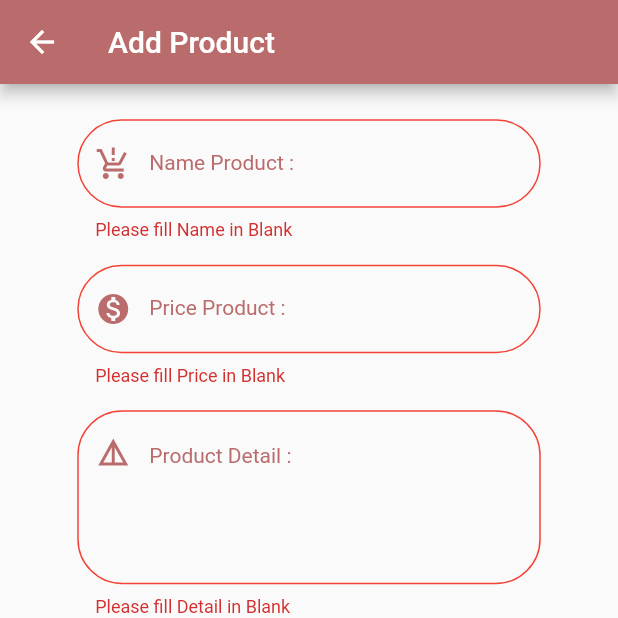
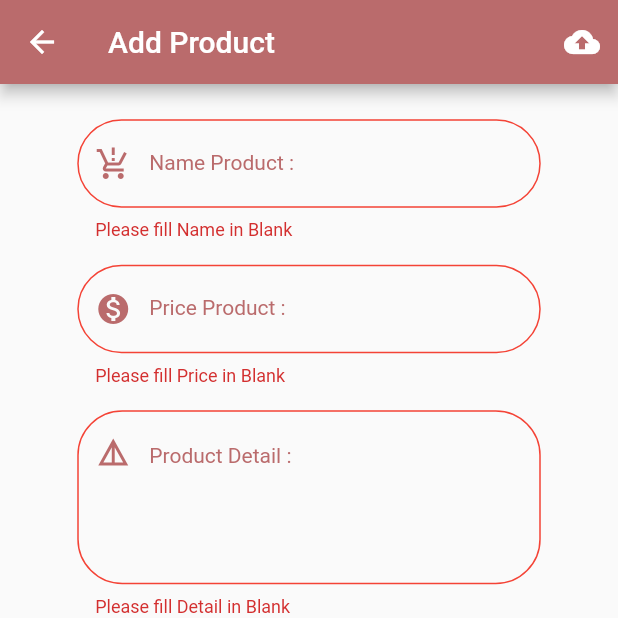
Before and after one commit to poomonlinez4/boneclinicmsu, a Flutter app: the AddProduct screen opened by its route, after a tap on "Add Product", on a phone screen of 412 x 824 dp, the top half of it. Run offline on Flutter 3.47's test engine with Material 2 defaults, Android fonts, the phone set to English and light mode, and no system bars; our stand-ins replace dio, image_picker, shared_preferences; missing offline and left inert: dart:html; accounts and stored records are empty.

Commit message:
update add_product_admin

```diff
--- a/lib/states/add_product.dart
+++ b/lib/states/add_product.dart
@@ -1,10 +1,13 @@
 //import 'dart:js';
 
 import 'dart:io';
+import 'dart:math';
 
 import 'package:boneclinicmsu/unility/my_constant.dart';
+import 'package:boneclinicmsu/unility/my_dialod.dart';
 import 'package:boneclinicmsu/widgets/show_image.dart';
 import 'package:boneclinicmsu/widgets/show_title.dart';
+import 'package:dio/dio.dart';
 import 'package:flutter/material.dart';
 import 'package:image_picker/image_picker.dart';
 
@@ -23,6 +26,7 @@ class _AddProductState extends State<AddProduct> {
   void initState() {
     // TODO: implement initState
     super.initState();
+    initialFile();
   }
 
   void initialFile() {
@@ -35,6 +39,12 @@ class _AddProductState extends State<AddProduct> {
   Widget build(BuildContext context) {
     return Scaffold(
       appBar: AppBar(
+        actions: [
+          IconButton(
+            onPressed: () => processAddProduct(),
+            icon: Icon(Icons.cloud_upload),
+          )
+        ],
         title: Text('Add Product'),
       ),
       body: LayoutBuilder(
@@ -68,11 +78,42 @@ class _AddProductState extends State<AddProduct> {
       child: ElevatedButton(
         style: MyConstant().myButtonStyle2(),
         onPressed: () {
-          if (formKey.currentState!.validate()) {}
+          processAddProduct();
         },
         child: Text('Add Product'),
       ),
     );
+  }
+
+  Future<Null> processAddProduct() async {
+    if (formKey.currentState!.validate()) {
+      bool checkFile = true;
+      for (var item in files) {
+        if (item == null) {
+          checkFile = false;
+        } else {}
+      }
+      if (checkFile) {
+        print('## choose 4 image success');
+        String apiSaveProduct =
+            '${MyConstant.domain}/boneclinic/saveProduct.php';
+
+        for (var item in files) {
+          int i = Random().nextInt(1000000);
+          String nameFile = 'product$i.jpg';
+          Map<String, dynamic> map = {};
+          map['file'] =
+              await MultipartFile.fromFile(item!.path, filename: nameFile);
+          FormData data = FormData.fromMap(map);
+          await Dio()
+              .post(apiSaveProduct, data: data)
+              .then((value) => print('Upload Success'));
+        }
+      } else {
+        MyDialog()
+            .normalDialog(context, 'More Image', 'Please Choose More Image');
+      }
+    }
   }
 
   Future<Null> processImagePicker(ImageSource source, int index) async {
@@ -85,6 +126,7 @@ class _AddProductState extends State<AddProduct> {
       // files[index] = File(result!.path);
       setState(() {
         file = File(result!.path);
+        files[index] = file;
       });
     } catch (e) {}
   }
@@ -148,7 +190,12 @@ class _AddProductState extends State<AddProduct> {
                 height: 48,
                 child: InkWell(
                   onTap: () => chooseSourceImageDialog(0),
-                  child: Image.asset(MyConstant.image9),
+                  child: files[0] == null
+                      ? Image.asset(MyConstant.image9)
+                      : Image.file(
+                          files[0]!,
+                          fit: BoxFit.cover,
+                        ),
                 ),
               ),
               Container(
@@ -156,7 +203,12 @@ class _AddProductState extends State<AddProduct> {
                 height: 48,
                 child: InkWell(
                   onTap: () => chooseSourceImageDialog(1),
-                  child: Image.asset(MyConstant.image9),
+                  child: files[1] == null
+                      ? Image.asset(MyConstant.image9)
+                      : Image.file(
+                          files[1]!,
+                          fit: BoxFit.cover,
+                        ),
                 ),
               ),
               Container(
@@ -164,7 +216,12 @@ class _AddProductState extends State<AddProduct> {
                 height: 48,
                 child: InkWell(
                   onTap: () => chooseSourceImageDialog(2),
-                  child: Image.asset(MyConstant.image9),
+                  child: files[2] == null
+                      ? Image.asset(MyConstant.image9)
+                      : Image.file(
+                          files[2]!,
+                          fit: BoxFit.cover,
+                        ),
                 ),
               ),
               Container(
@@ -172,7 +229,12 @@ class _AddProductState extends State<AddProduct> {
                 height: 48,
                 child: InkWell(
                   onTap: () => chooseSourceImageDialog(3),
-                  child: Image.asset(MyConstant.image9),
+                  child: files[3] == null
+                      ? Image.asset(MyConstant.image9)
+                      : Image.file(
+                          files[3]!,
+                          fit: BoxFit.cover,
+                        ),
                 ),
               ),
             ],
--- a/lib/unility/my_constant.dart
+++ b/lib/unility/my_constant.dart
@@ -3,7 +3,7 @@ import 'package:flutter/material.dart';
 class MyConstant {
   // Genernal
   static String appName = 'Bone Clinic';
-  static String domain = 'https://0d95-183-88-158-242.ap.ngrok.io';
+  static String domain = 'https://e747-180-183-70-198.ap.ngrok.io';
 
   // Route
   static String routeAuthen = '/authen';
```
